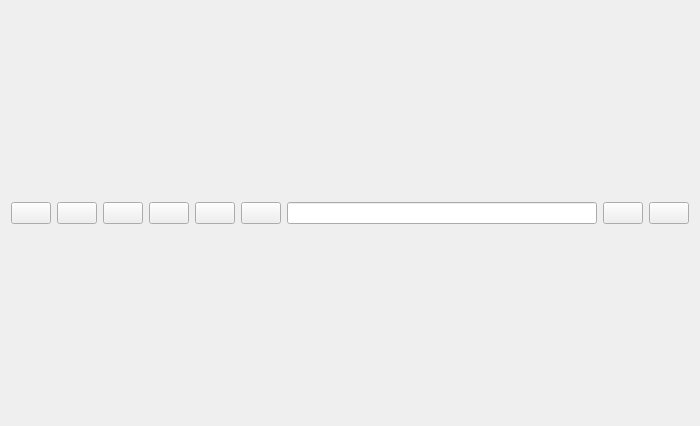
Qt form handlers/directory/directoryWidget.ui (riklaunim/pydingo) before a commit.
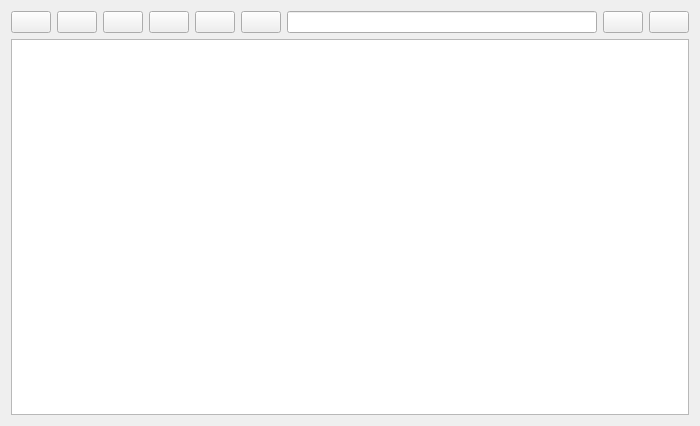
The same form after that commit. Icons and pictures are not drawn.

Commit message: using QDirModel and QListView for file browsing. QIconProvider ToDo

Patch:
```diff
--- a/handlers/directory/directoryWidget.ui
+++ b/handlers/directory/directoryWidget.ui
@@ -12,8 +12,6 @@
   <property name="windowTitle" >
    <string>Form</string>
   </property>
-  <layout class="QVBoxLayout" name="verticalLayout_2" >
-   <item>
     <layout class="QVBoxLayout" name="verticalLayout" >
      <item>
       <layout class="QHBoxLayout" name="horizontalLayout" >
@@ -182,7 +180,8 @@
        </item>
       </layout>
      </item>
-    </layout>
+   <item>
+    <widget class="QListView" name="listView" />
    </item>
   </layout>
  </widget>
```
Lines whose indentation alone changed are shown as unchanged. The commit also changes 2 other files.
